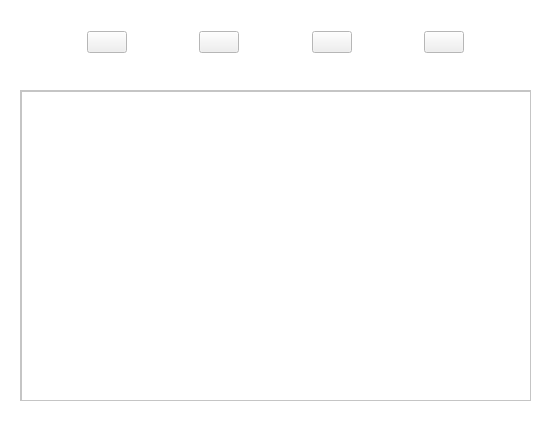
Qt form desginer/RssGUI.ui (rodrigoCastroReyes/RSS-Reader) before a commit.
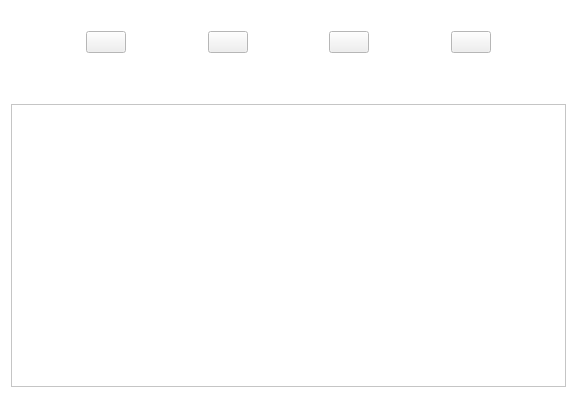
The same form after that commit. Icons and pictures are not drawn.

```diff
--- a/desginer/RssGUI.ui
+++ b/desginer/RssGUI.ui
@@ -6,8 +6,8 @@
    <rect>
     <x>0</x>
     <y>0</y>
-    <width>555</width>
-    <height>422</height>
+    <width>577</width>
+    <height>418</height>
    </rect>
   </property>
   <property name="palette">
@@ -50,15 +50,28 @@
   <property name="windowTitle">
    <string>RSS Reader</string>
   </property>
-  <widget class="QWidget" name="horizontalLayoutWidget">
-   <property name="geometry">
-    <rect>
-     <x>20</x>
-     <y>20</y>
-     <width>511</width>
-     <height>44</height>
-    </rect>
-   </property>
+  <property name="windowIcon">
+   <iconset>
+    <normaloff>../images/rss.png</normaloff>../images/rss.png</iconset>
+  </property>
+  <layout class="QVBoxLayout" name="verticalLayout">
+   <item>
+    <spacer name="verticalSpacer_3">
+     <property name="orientation">
+      <enum>Qt::Vertical</enum>
+     </property>
+     <property name="sizeType">
+      <enum>QSizePolicy::Minimum</enum>
+     </property>
+     <property name="sizeHint" stdset="0">
+      <size>
+       <width>20</width>
+       <height>20</height>
+      </size>
+     </property>
+    </spacer>
+   </item>
+   <item>
    <layout class="QHBoxLayout" name="horizontalLayout">
     <item>
      <spacer name="horizontalSpacer_4">
@@ -75,6 +88,12 @@
     </item>
     <item>
      <widget class="QPushButton" name="buttonHome">
+       <property name="sizePolicy">
+        <sizepolicy hsizetype="Minimum" vsizetype="Minimum">
+         <horstretch>0</horstretch>
+         <verstretch>0</verstretch>
+        </sizepolicy>
+       </property>
       <property name="text">
        <string/>
       </property>
@@ -95,6 +114,9 @@
       <property name="orientation">
        <enum>Qt::Horizontal</enum>
       </property>
+       <property name="sizeType">
+        <enum>QSizePolicy::MinimumExpanding</enum>
+       </property>
       <property name="sizeHint" stdset="0">
        <size>
         <width>40</width>
@@ -105,6 +127,12 @@
     </item>
     <item>
      <widget class="QPushButton" name="buttonAdd">
+       <property name="sizePolicy">
+        <sizepolicy hsizetype="Minimum" vsizetype="Minimum">
+         <horstretch>0</horstretch>
+         <verstretch>0</verstretch>
+        </sizepolicy>
+       </property>
       <property name="text">
        <string/>
       </property>
@@ -125,6 +153,9 @@
       <property name="orientation">
        <enum>Qt::Horizontal</enum>
       </property>
+       <property name="sizeType">
+        <enum>QSizePolicy::MinimumExpanding</enum>
+       </property>
       <property name="sizeHint" stdset="0">
        <size>
         <width>40</width>
@@ -135,6 +166,12 @@
     </item>
     <item>
      <widget class="QPushButton" name="buttonDecrease">
+       <property name="sizePolicy">
+        <sizepolicy hsizetype="Minimum" vsizetype="Minimum">
+         <horstretch>0</horstretch>
+         <verstretch>0</verstretch>
+        </sizepolicy>
+       </property>
       <property name="text">
        <string/>
       </property>
@@ -155,6 +192,9 @@
       <property name="orientation">
        <enum>Qt::Horizontal</enum>
       </property>
+       <property name="sizeType">
+        <enum>QSizePolicy::MinimumExpanding</enum>
+       </property>
       <property name="sizeHint" stdset="0">
        <size>
         <width>40</width>
@@ -165,6 +205,12 @@
     </item>
     <item>
      <widget class="QPushButton" name="buttonConfig">
+       <property name="sizePolicy">
+        <sizepolicy hsizetype="Minimum" vsizetype="Minimum">
+         <horstretch>0</horstretch>
+         <verstretch>0</verstretch>
+        </sizepolicy>
+       </property>
       <property name="text">
        <string/>
       </property>
@@ -194,40 +240,43 @@
      </spacer>
     </item>
    </layout>
-  </widget>
-  <widget class="QScrollArea" name="scrollArea">
-   <property name="geometry">
-    <rect>
-     <x>20</x>
-     <y>90</y>
-     <width>511</width>
-     <height>311</height>
-    </rect>
-   </property>
-   <property name="widgetResizable">
-    <bool>true</bool>
-   </property>
-   <widget class="QWidget" name="scrollAreaWidgetContents">
-    <property name="geometry">
-     <rect>
-      <x>0</x>
-      <y>0</y>
-      <width>509</width>
-      <height>309</height>
-     </rect>
-    </property>
-    <widget class="QListView" name="listNews">
-     <property name="geometry">
-      <rect>
-       <x>0</x>
-       <y>0</y>
-       <width>511</width>
-       <height>311</height>
-      </rect>
+   </item>
+   <item>
+    <spacer name="verticalSpacer">
+     <property name="orientation">
+      <enum>Qt::Vertical</enum>
+     </property>
+     <property name="sizeType">
+      <enum>QSizePolicy::Minimum</enum>
+     </property>
+     <property name="sizeHint" stdset="0">
+      <size>
+       <width>20</width>
+       <height>45</height>
+      </size>
+     </property>
+    </spacer>
+   </item>
+   <item>
+    <widget class="QTextEdit" name="textEdit"/>
+   </item>
+   <item>
+    <spacer name="verticalSpacer_2">
+     <property name="orientation">
+      <enum>Qt::Vertical</enum>
      </property>
-    </widget>
-   </widget>
-  </widget>
+     <property name="sizeType">
+      <enum>QSizePolicy::Minimum</enum>
+     </property>
+     <property name="sizeHint" stdset="0">
+      <size>
+       <width>20</width>
+       <height>20</height>
+      </size>
+     </property>
+    </spacer>
+   </item>
+  </layout>
  </widget>
  <resources/>
  <connections/>
```
Lines whose indentation alone changed are shown as unchanged.
